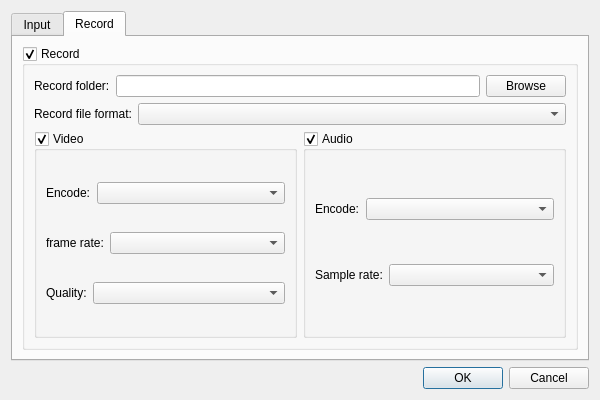
Qt form Plugins/Player/DlgPlayer.ui (KangLin/RabbitRemoteControl) before a commit.
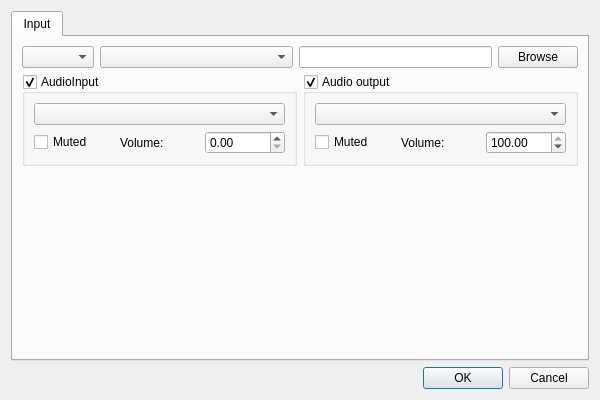
The same form after that commit. The open tabs and pages were chosen to show the change.

Commit message:
Client: add record parameter
Player: add record

What changed in the file:
```diff
--- a/Plugins/Player/DlgPlayer.ui
+++ b/Plugins/Player/DlgPlayer.ui
@@ -14,6 +14,16 @@
    <string>Dialog</string>
   </property>
   <layout class="QGridLayout" name="gridLayout_8">
+   <item row="1" column="0">
+    <widget class="QDialogButtonBox" name="buttonBox">
+     <property name="orientation">
+      <enum>Qt::Orientation::Horizontal</enum>
+     </property>
+     <property name="standardButtons">
+      <set>QDialogButtonBox::StandardButton::Cancel|QDialogButtonBox::StandardButton::Ok</set>
+     </property>
+    </widget>
+   </item>
    <item row="0" column="0">
     <widget class="QTabWidget" name="tabWidget">
      <property name="currentIndex">
@@ -159,216 +169,6 @@
        </item>
       </layout>
      </widget>
-     <widget class="QWidget" name="Record">
-      <attribute name="title">
-       <string>Record</string>
-      </attribute>
-      <attribute name="toolTip">
-       <string>Record parameters</string>
-      </attribute>
-      <attribute name="whatsThis">
-       <string>Record parameters</string>
-      </attribute>
-      <layout class="QGridLayout" name="gridLayout_7">
-       <item row="0" column="0">
-        <widget class="QGroupBox" name="groupBox">
-         <property name="title">
-          <string>Record</string>
-         </property>
-         <property name="checkable">
-          <bool>true</bool>
-         </property>
-         <layout class="QGridLayout" name="gridLayout_3">
-          <item row="1" column="0">
-           <layout class="QHBoxLayout" name="horizontalLayout_4">
-            <item>
-             <widget class="QLabel" name="label_2">
-              <property name="text">
-               <string>Record file format:</string>
-              </property>
-             </widget>
-            </item>
-            <item>
-             <widget class="QComboBox" name="comboBox">
-              <property name="sizePolicy">
-               <sizepolicy hsizetype="Expanding" vsizetype="Fixed">
-                <horstretch>0</horstretch>
-                <verstretch>0</verstretch>
-               </sizepolicy>
-              </property>
-             </widget>
-            </item>
-           </layout>
-          </item>
-          <item row="0" column="0">
-           <layout class="QHBoxLayout" name="horizontalLayout_3">
-            <item>
-             <widget class="QLabel" name="label">
-              <property name="text">
-               <string>Record folder:</string>
-              </property>
-             </widget>
-            </item>
-            <item>
-             <widget class="QLineEdit" name="leRecordFolder"/>
-            </item>
-            <item>
-             <widget class="QPushButton" name="pbRecordFolder">
-              <property name="text">
-               <string>Browse</string>
-              </property>
-             </widget>
-            </item>
-           </layout>
-          </item>
-          <item row="2" column="0">
-           <layout class="QHBoxLayout" name="horizontalLayout_10">
-            <item>
-             <widget class="QGroupBox" name="groupBox_2">
-              <property name="title">
-               <string>Video</string>
-              </property>
-              <property name="checkable">
-               <bool>true</bool>
-              </property>
-              <layout class="QGridLayout" name="gridLayout">
-               <item row="0" column="0">
-                <layout class="QHBoxLayout" name="horizontalLayout_5">
-                 <item>
-                  <widget class="QLabel" name="label_3">
-                   <property name="text">
-                    <string>Encode:</string>
-                   </property>
-                  </widget>
-                 </item>
-                 <item>
-                  <widget class="QComboBox" name="cmbVideoEncode">
-                   <property name="sizePolicy">
-                    <sizepolicy hsizetype="Expanding" vsizetype="Fixed">
-                     <horstretch>0</horstretch>
-                     <verstretch>0</verstretch>
-                    </sizepolicy>
-                   </property>
-                  </widget>
-                 </item>
-                </layout>
-               </item>
-               <item row="1" column="0">
-                <layout class="QHBoxLayout" name="horizontalLayout_6">
-                 <item>
-                  <widget class="QLabel" name="label_4">
-                   <property name="text">
-                    <string>frame rate:</string>
-                   </property>
-                  </widget>
-                 </item>
-                 <item>
-                  <widget class="QComboBox" name="cmbVideoFrameRate">
-                   <property name="sizePolicy">
-                    <sizepolicy hsizetype="Expanding" vsizetype="Fixed">
-                     <horstretch>0</horstretch>
-                     <verstretch>0</verstretch>
-                    </sizepolicy>
-                   </property>
-                  </widget>
-                 </item>
-                </layout>
-               </item>
-               <item row="2" column="0">
-                <layout class="QHBoxLayout" name="horizontalLayout_7">
-                 <item>
-                  <widget class="QLabel" name="label_5">
-                   <property name="text">
-                    <string>Quality:</string>
-                   </property>
-                  </widget>
-                 </item>
-                 <item>
-                  <widget class="QComboBox" name="cmbVideoQuality">
-                   <property name="sizePolicy">
-                    <sizepolicy hsizetype="Expanding" vsizetype="Fixed">
-                     <horstretch>0</horstretch>
-                     <verstretch>0</verstretch>
-                    </sizepolicy>
-                   </property>
-                  </widget>
-                 </item>
-                </layout>
-               </item>
-              </layout>
-             </widget>
-            </item>
-            <item>
-             <widget class="QGroupBox" name="groupBox_3">
-              <property name="title">
-               <string>Audio</string>
-              </property>
-              <property name="checkable">
-               <bool>true</bool>
-              </property>
-              <layout class="QGridLayout" name="gridLayout_2">
-               <item row="0" column="0">
-                <layout class="QHBoxLayout" name="horizontalLayout_8">
-                 <item>
-                  <widget class="QLabel" name="label_7">
-                   <property name="text">
-                    <string>Encode:</string>
-                   </property>
-                  </widget>
-                 </item>
-                 <item>
-                  <widget class="QComboBox" name="cmbAudioEncode">
-                   <property name="sizePolicy">
-                    <sizepolicy hsizetype="Expanding" vsizetype="Fixed">
-                     <horstretch>0</horstretch>
-                     <verstretch>0</verstretch>
-                    </sizepolicy>
-                   </property>
-                  </widget>
-                 </item>
-                </layout>
-               </item>
-               <item row="1" column="0">
-                <layout class="QHBoxLayout" name="horizontalLayout_9">
-                 <item>
-                  <widget class="QLabel" name="label_6">
-                   <property name="text">
-                    <string>Sample rate:</string>
-                   </property>
-                  </widget>
-                 </item>
-                 <item>
-                  <widget class="QComboBox" name="cmbAudioSampleRate">
-                   <property name="sizePolicy">
-                    <sizepolicy hsizetype="Expanding" vsizetype="Fixed">
-                     <horstretch>0</horstretch>
-                     <verstretch>0</verstretch>
-                    </sizepolicy>
-                   </property>
-                  </widget>
-                 </item>
-                </layout>
-               </item>
-              </layout>
-             </widget>
-            </item>
-           </layout>
-          </item>
-         </layout>
-        </widget>
-       </item>
-      </layout>
-     </widget>
-    </widget>
-   </item>
-   <item row="1" column="0">
-    <widget class="QDialogButtonBox" name="buttonBox">
-     <property name="orientation">
-      <enum>Qt::Orientation::Horizontal</enum>
-     </property>
-     <property name="standardButtons">
-      <set>QDialogButtonBox::StandardButton::Cancel|QDialogButtonBox::StandardButton::Ok</set>
-     </property>
     </widget>
    </item>
   </layout>
```
The commit also changes 73 other files.
